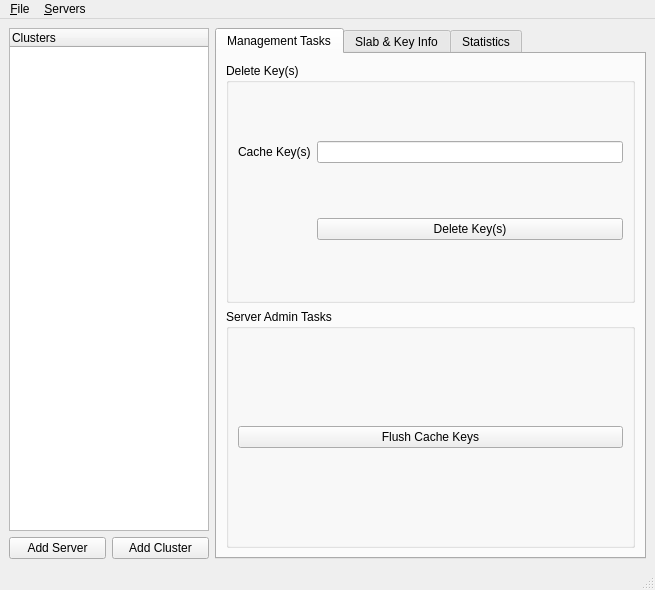
Old version of the form GUI/MainWindow.ui in the repository licface/memcached-manager.
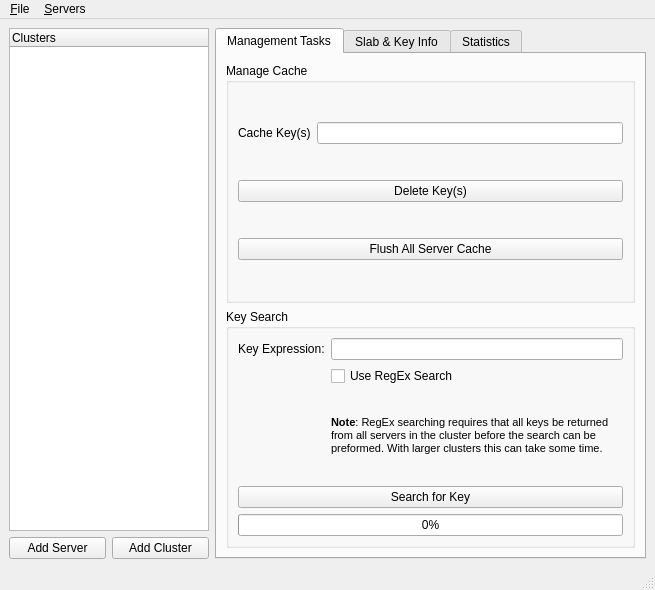
New version of the form. The open tabs and pages were chosen to show the change.

Commit message: Started Key Search Panel Design Redesigned Management Tasks Tab to add Key Search

Diff of the .ui file:
```diff
--- a/GUI/MainWindow.ui
+++ b/GUI/MainWindow.ui
@@ -94,49 +94,102 @@
         <item>
          <widget class="QGroupBox" name="gbClearKey" >
           <property name="title" >
-           <string>Delete Key(s)</string>
+           <string>Manage Cache</string>
           </property>
           <property name="flat" >
            <bool>false</bool>
           </property>
-          <layout class="QGridLayout" name="gridLayout_2" >
-           <item row="0" column="0" >
+          <layout class="QVBoxLayout" name="verticalLayout_7" >
+           <item>
+            <layout class="QHBoxLayout" name="horizontalLayout_7" >
+             <item>
             <widget class="QLabel" name="lblCacheKeys" >
              <property name="text" >
               <string>Cache Key(s)</string>
              </property>
             </widget>
            </item>
-           <item row="0" column="1" >
+             <item>
             <widget class="QLineEdit" name="txtCacheKeys" >
              <property name="toolTip" >
               <string>Seperate Keys with ';'</string>
              </property>
             </widget>
            </item>
-           <item row="1" column="1" >
+            </layout>
+           </item>
+           <item>
             <widget class="QPushButton" name="btnCacheKeys" >
              <property name="text" >
               <string>Delete Key(s)</string>
              </property>
             </widget>
            </item>
-          </layout>
-         </widget>
-        </item>
         <item>
-         <widget class="QGroupBox" name="gbTasks" >
-          <property name="title" >
-           <string>Server Admin Tasks</string>
-          </property>
-          <layout class="QGridLayout" name="gridLayout" >
-           <item row="0" column="0" >
             <widget class="QPushButton" name="btnFlushCache" >
              <property name="toolTip" >
               <string>Flush Keys from All Servers in Cluster</string>
              </property>
              <property name="text" >
-              <string>Flush Cache Keys</string>
+              <string>Flush All Server Cache</string>
+             </property>
+            </widget>
+           </item>
+          </layout>
+         </widget>
+        </item>
+        <item>
+         <widget class="QGroupBox" name="gbKeySearch" >
+          <property name="title" >
+           <string>Key Search</string>
+          </property>
+          <layout class="QVBoxLayout" name="verticalLayout_8" >
+           <item>
+            <layout class="QGridLayout" name="gridLayout" >
+             <item row="0" column="0" >
+              <widget class="QLabel" name="lblKeySearch" >
+               <property name="text" >
+                <string>Key Expression:</string>
+               </property>
+              </widget>
+             </item>
+             <item row="0" column="1" >
+              <widget class="QLineEdit" name="txtSearchKey" />
+             </item>
+             <item row="1" column="1" >
+              <widget class="QCheckBox" name="cbRegEx" >
+               <property name="text" >
+                <string>Use RegEx Search</string>
+               </property>
+              </widget>
+             </item>
+             <item row="2" column="1" >
+              <widget class="QLabel" name="lblRegExWarning" >
+               <property name="text" >
+                <string>&lt;!DOCTYPE HTML PUBLIC "-//W3C//DTD HTML 4.0//EN" "http://www.w3.org/TR/REC-html40/strict.dtd">
+&lt;html>&lt;head>&lt;meta name="qrichtext" content="1" />&lt;style type="text/css">
+p, li { white-space: pre-wrap; }
+&lt;/style>&lt;/head>&lt;body style=" font-family:'Sans Serif'; font-size:9pt; font-weight:400; font-style:normal;">
+&lt;p style=" margin-top:0px; margin-bottom:0px; margin-left:0px; margin-right:0px; -qt-block-indent:0; text-indent:0px;">&lt;span style=" font-size:8pt; font-weight:600;">Note&lt;/span>&lt;span style=" font-size:8pt;">: RegEx searching requires that all keys be returned from all servers in the cluster before the search can be preformed. With larger clusters this can take some time.&lt;/span>&lt;/p>&lt;/body>&lt;/html></string>
+               </property>
+               <property name="wordWrap" >
+                <bool>true</bool>
+               </property>
+              </widget>
+             </item>
+            </layout>
+           </item>
+           <item>
+            <widget class="QPushButton" name="btnKeySearch" >
+             <property name="text" >
+              <string>Search for Key</string>
+             </property>
+            </widget>
+           </item>
+           <item>
+            <widget class="QProgressBar" name="pbKeySearch" >
+             <property name="value" >
+              <number>0</number>
              </property>
             </widget>
            </item>
```
Left out of the diff: 8 changed lines with no effect on the pictures. Lines whose indentation alone changed are shown as unchanged. The commit also changes 4 other files.
